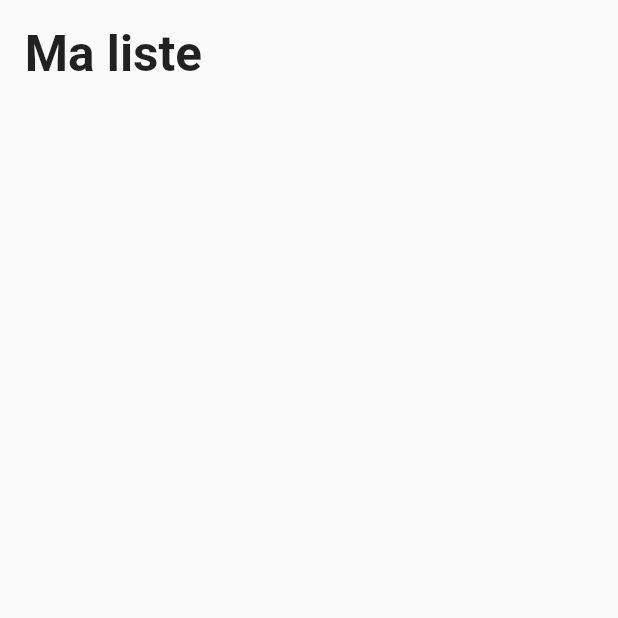
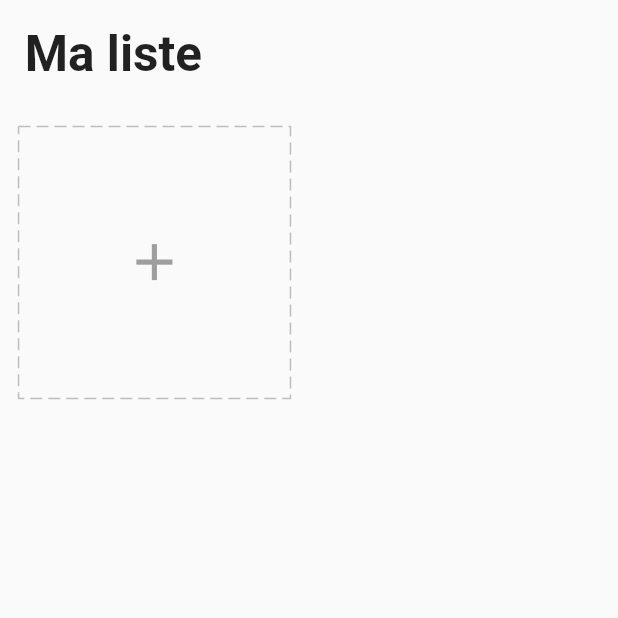
Before and after one commit to carolax14/task_todo_app, a Flutter app: the screen it shows after launch, on a phone screen of 412 x 824 dp, the top half of it. Run offline on Flutter 3.47's test engine with Material 2 defaults, Android fonts, the light colour scheme and no system bars; drawn by our look-alikes of dotted_border; our stand-ins replace equatable, flutter_easyloading, get, get_storage.

Commit message:
Add Task Card Widget

```diff
--- a/lib/app/modules/home/view.dart
+++ b/lib/app/modules/home/view.dart
@@ -2,6 +2,7 @@ import 'package:flutter/material.dart';
 import 'package:get/get.dart';
 import 'package:task_todo_app/app/modules/home/controller.dart';
 import 'package:task_todo_app/app/core/utils/extensions.dart';
+import 'package:task_todo_app/app/modules/home/widgets/add_card.dart';
 
 
 class HomePage extends GetView<HomeController> {
@@ -21,6 +22,12 @@ class HomePage extends GetView<HomeController> {
                 fontWeight: FontWeight.bold,
               ),
               ),
+            ),
+            GridView.count(
+              crossAxisCount: 2,
+              shrinkWrap: true,
+              physics: const ClampingScrollPhysics(),
+              children: [AddCard()],
             )
           ],
         ),
--- /dev/null
+++ b/lib/app/modules/home/widgets/add_card.dart
@@ -0,0 +1,40 @@
+import 'package:dotted_border/dotted_border.dart';
+import 'package:flutter/cupertino.dart';
+import 'package:flutter/material.dart';
+import 'package:flutter/src/foundation/key.dart';
+import 'package:flutter/src/widgets/framework.dart';
+import 'package:task_todo_app/app/core/utils/extensions.dart';
+import 'package:task_todo_app/app/modules/home/controller.dart';
+import 'package:get/get.dart';
+import 'package:task_todo_app/app/widgets/icons.dart';
+
+class AddCard extends StatelessWidget {
+  final homeCtrl = Get.find<HomeController>();
+  AddCard({Key? key}) : super(key: key);
+
+  @override
+  Widget build(BuildContext context) {
+    final icons = getIcon();
+    var squareWidth = Get.width - 12.0.wp;
+
+    return Container(
+      width: squareWidth /2,
+      height: squareWidth /2,
+      margin: EdgeInsets.all(3.0.wp),
+      child: InkWell(
+        onTap: () {},
+        child: DottedBorder(
+          color: Colors.grey[400]!,
+          dashPattern: const [8, 4],
+          child: Center(
+            child: Icon(Icons.add,
+            size: 10.0.wp,
+            color: Colors.grey,
+            ),
+          ),
+        ),
+      ),
+    );
+
+  }
+}
--- /dev/null
+++ b/lib/app/widgets/icons.dart
@@ -0,0 +1,14 @@
+import 'package:flutter/cupertino.dart';
+import 'package:task_todo_app/app/core/values/colors.dart';
+import 'package:task_todo_app/app/core/values/icons.dart';
+
+List<Icon> getIcon(){
+  return const [
+    Icon(IconData(personIcon, fontFamily: 'MaterialIcons'), color: purple),
+    Icon(IconData(workIcon, fontFamily: 'MaterialIcons'), color: pink),
+    Icon(IconData(movieIcon, fontFamily: 'MaterialIcons'), color: green),
+    Icon(IconData(sportIcon, fontFamily: 'MaterialIcons'), color: yellow),
+    Icon(IconData(travelIcon, fontFamily: 'MaterialIcons'), color: deepPink),
+    Icon(IconData(shopIcon, fontFamily: 'MaterialIcons'), color: lightBlue),
+  ];
+}
--- a/pubspec.yaml
+++ b/pubspec.yaml
@@ -38,6 +38,7 @@ dependencies:
   get_storage: ^2.0.3
   equatable: ^2.0.3
   flutter_easyloading: ^3.0.5
+  dotted_border: ^2.0.0+2
 
 dev_dependencies:
   flutter_test:
```
Also changed, not shown: pubspec.lock.
